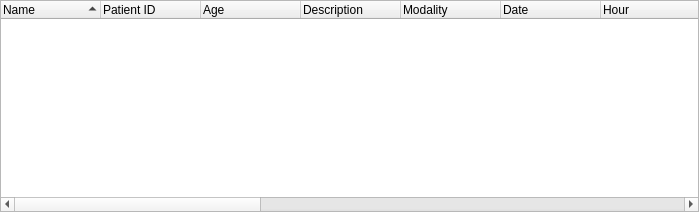
starviewer-medical/starviewer, file starviewer/src/inputoutput/qstudytreewidgetbase.ui: the form before one commit.
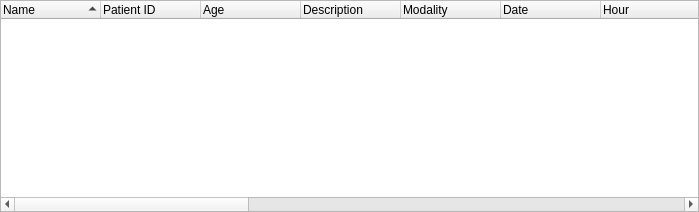
The form after the commit.

```diff
--- a/starviewer/src/inputoutput/qstudytreewidgetbase.ui
+++ b/starviewer/src/inputoutput/qstudytreewidgetbase.ui
@@ -9,10 +9,8 @@
     <height>212</height>
    </rect>
   </property>
-  <property name="sizePolicy" >
-   <sizepolicy>
-    <hsizetype>7</hsizetype>
-    <vsizetype>7</vsizetype>
+  <property name="sizePolicy">
+   <sizepolicy hsizetype="Expanding" vsizetype="Expanding">
     <horstretch>0</horstretch>
     <verstretch>0</verstretch>
    </sizepolicy>
@@ -146,16 +144,15 @@
       </property>
      </column>
      <column>
-      <property name="text" >
-       <string/>
+      <property name="text">
+       <string>Patient Birth</string>
       </property>
      </column>
     </widget>
    </item>
   </layout>
  </widget>
- <layoutdefault spacing="6" margin="11" />
- <pixmapfunction></pixmapfunction>
+ <layoutdefault spacing="6" margin="11"/>
  <resources/>
  <connections/>
 </ui>
```
Left out of the diff: 69 changed lines with no effect on the pictures.
